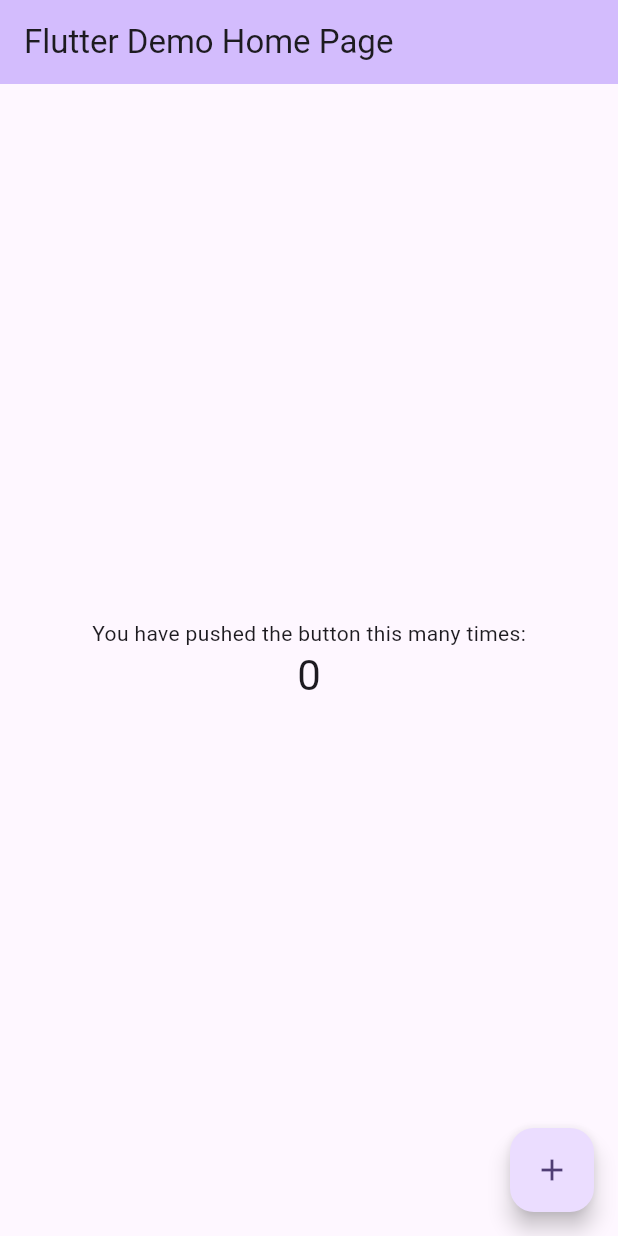
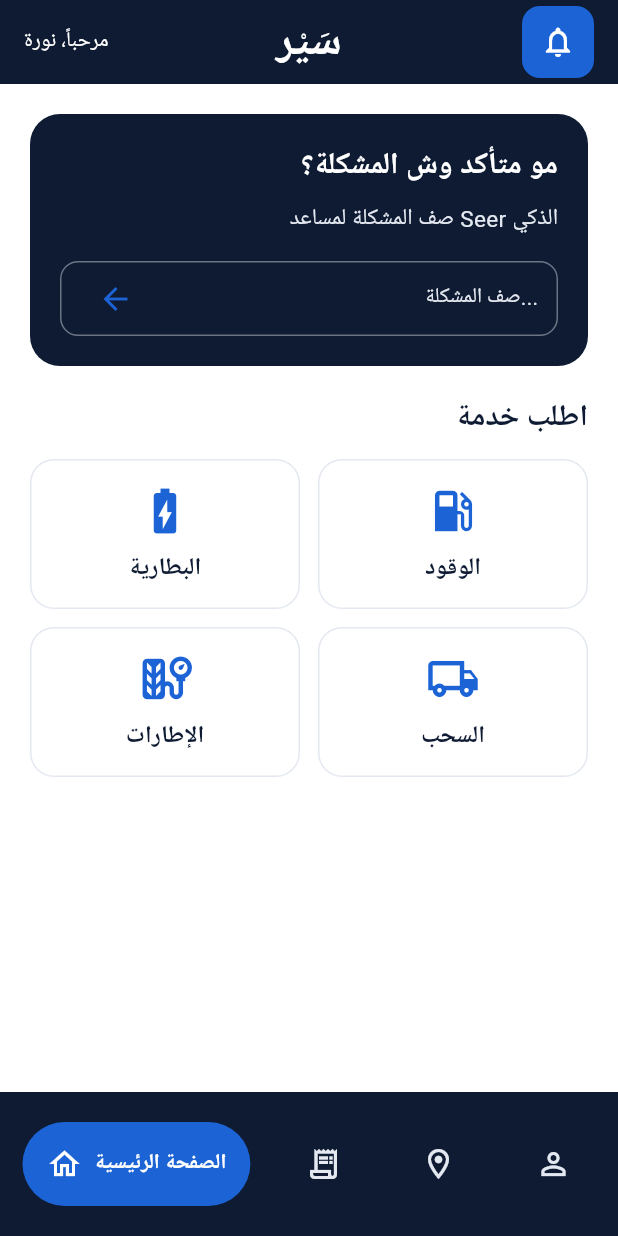
Before and after one commit to reemaz-1/Seer-, a Flutter app: the screen it shows after launch, on a phone screen of 412 x 824 dp. Run offline on Flutter 3.47's test engine with Material 3 defaults, Android fonts, the light colour scheme and no system bars; drawn by our look-alikes of google_nav_bar.

Commit message:
Builld customer navigatiion and initial home UI

```diff
--- a/lib/main.dart
+++ b/lib/main.dart
@@ -1,4 +1,5 @@
 import 'package:flutter/material.dart';
+import 'screens/Customer/customer_main.dart';
 
 void main() {
   runApp(const MyApp());
@@ -7,116 +8,11 @@ void main() {
 class MyApp extends StatelessWidget {
   const MyApp({super.key});
 
-  // This widget is the root of your application.
   @override
   Widget build(BuildContext context) {
     return MaterialApp(
-      title: 'Flutter Demo',
-      theme: ThemeData(
-        // This is the theme of your application.
-        //
-        // TRY THIS: Try running your application with "flutter run". You'll see
-        // the application has a purple toolbar. Then, without quitting the app,
-        // try changing the seedColor in the colorScheme below to Colors.green
-        // and then invoke "hot reload" (save your changes or press the "hot
-        // reload" button in a Flutter-supported IDE, or press "r" if you used
-        // the command line to start the app).
-        //
-        // Notice that the counter didn't reset back to zero; the application
-        // state is not lost during the reload. To reset the state, use hot
-        // restart instead.
-        //
-        // This works for code too, not just values: Most code changes can be
-        // tested with just a hot reload.
-        colorScheme: .fromSeed(seedColor: Colors.deepPurple),
-      ),
-      home: const MyHomePage(title: 'Flutter Demo Home Page'),
+      debugShowCheckedModeBanner: false,
+      home: const CustomerMain(),
     );
   }
 }
-
-class MyHomePage extends StatefulWidget {
-  const MyHomePage({super.key, required this.title});
-
-  // This widget is the home page of your application. It is stateful, meaning
-  // that it has a State object (defined below) that contains fields that affect
-  // how it looks.
-
-  // This class is the configuration for the state. It holds the values (in this
-  // case the title) provided by the parent (in this case the App widget) and
-  // used by the build method of the State. Fields in a Widget subclass are
-  // always marked "final".
-
-  final String title;
-
-  @override
-  State<MyHomePage> createState() => _MyHomePageState();
-}
-
-class _MyHomePageState extends State<MyHomePage> {
-  int _counter = 0;
-
-  void _incrementCounter() {
-    setState(() {
-      // This call to setState tells the Flutter framework that something has
-      // changed in this State, which causes it to rerun the build method below
-      // so that the display can reflect the updated values. If we changed
-      // _counter without calling setState(), then the build method would not be
-      // called again, and so nothing would appear to happen.
-      _counter++;
-    });
-  }
-
-  @override
-  Widget build(BuildContext context) {
-    // This method is rerun every time setState is called, for instance as done
-    // by the _incrementCounter method above.
-    //
-    // The Flutter framework has been optimized to make rerunning build methods
-    // fast, so that you can just rebuild anything that needs updating rather
-    // than having to individually change instances of widgets.
-    return Scaffold(
-      appBar: AppBar(
-        // TRY THIS: Try changing the color here to a specific color (to
-        // Colors.amber, perhaps?) and trigger a hot reload to see the AppBar
-        // change color while the other colors stay the same.
-        backgroundColor: Theme.of(context).colorScheme.inversePrimary,
-        // Here we take the value from the MyHomePage object that was created by
-        // the App.build method, and use it to set our appbar title.
-        title: Text(widget.title),
-      ),
-      body: Center(
-        // Center is a layout widget. It takes a single child and positions it
-        // in the middle of the parent.
-        child: Column(
-          // Column is also a layout widget. It takes a list of children and
-          // arranges them vertically. By default, it sizes itself to fit its
-          // children horizontally, and tries to be as tall as its parent.
-          //
-          // Column has various properties to control how it sizes itself and
-          // how it positions its children. Here we use mainAxisAlignment to
-          // center the children vertically; the main axis here is the vertical
-          // axis because Columns are vertical (the cross axis would be
-          // horizontal).
-          //
-          // TRY THIS: Invoke "debug painting" (choose the "Toggle Debug Paint"
-          // action in the IDE, or press "p" in the console), to see the
-          // wireframe for each widget.
-          mainAxisAlignment: .center,
-          children: [
-            const Text('You have pushed the button this many times:'),
-            Text(
-              '$_counter',
-              style: Theme.of(context).textTheme.headlineMedium,
-            ),
-          ],
-        ),
-      ),
-      floatingActionButton: FloatingActionButton(
-        onPressed: _incrementCounter,
-        tooltip: 'Increment',
-        child: const Icon(Icons.add),
-      ),
-    );
-  }
-}
--- /dev/null
+++ b/lib/screens/Customer/customer_main.dart
@@ -0,0 +1,124 @@
+import 'package:flutter/material.dart';
+import 'package:google_nav_bar/google_nav_bar.dart';
+import 'home.dart';
+
+class CustomerMain extends StatefulWidget {
+  const CustomerMain({Key? key}) : super(key: key);
+
+  @override
+  State<CustomerMain> createState() => _CustomerMainState();
+}
+
+class _CustomerMainState extends State<CustomerMain> {
+  int selectedIndex = 0;
+
+  @override
+  Widget build(BuildContext context) {
+    return Scaffold(
+
+backgroundColor: const Color(0xFFFFFFFF),
+body: const Home(),
+
+  //Upper Bar
+appBar: AppBar(
+  backgroundColor: const Color(0xFF0E1B33),
+  elevation: 0,
+  centerTitle: true,
+
+  // Left side
+  leadingWidth: 130,
+  leading: const Padding(
+    padding: EdgeInsets.only(left: 16),
+    child: Align(
+      alignment: Alignment.centerLeft,
+      child: Text(
+        'مرحباً، نورة',
+        style: TextStyle(
+          color: Colors.white,
+          fontSize: 14,
+          fontWeight: FontWeight.w500,
+        ),
+      ),
+    ),
+  ),
+
+  // Center
+  title: const Text(
+    'سَيْر',
+    style: TextStyle(
+      color: Colors.white,
+      fontSize: 30,
+      fontWeight: FontWeight.w700,
+      letterSpacing: 2.0,
+    ),
+  ),
+
+  // Right side
+  actions: [
+    Padding(
+      padding: const EdgeInsets.only(right: 16),
+      child: Container(
+        decoration: BoxDecoration(
+          color: const Color(0xFF1C63D6),
+          borderRadius: BorderRadius.circular(12),
+        ),
+        child: IconButton(
+          onPressed: () {},
+          icon: const Icon(
+            Icons.notifications_none,
+            color: Colors.white,
+          ),
+        ),
+      ),
+    ),
+  ],
+),
+
+
+
+      //Bottom Bar
+      bottomNavigationBar: Container(
+        color: const Color(0xFF0E1B33),
+        child: Padding(
+          padding: const EdgeInsets.symmetric(
+            horizontal: 15.0,
+            vertical: 20.0,
+          ),
+          child: GNav(
+            backgroundColor: Colors.transparent,
+            color: const Color(0xFFE4E8F0),
+            activeColor: Colors.white,
+            tabBackgroundColor: const Color(0xFF1C63D6),
+            padding: const EdgeInsets.all(16),
+            gap: 8,
+
+            onTabChange: (index) {
+              setState(() {
+                selectedIndex = index;
+              });
+            },
+
+            tabs: const [
+              GButton(
+                icon: Icons.home_outlined,
+                text: 'الصفحة الرئيسية',
+              ),
+              GButton(
+                icon: Icons.receipt_long_outlined,
+                text: 'الطلبات',
+              ),
+              GButton(
+                icon: Icons.location_on_outlined,
+                text: 'التتبع',
+              ),
+              GButton(
+                icon: Icons.person_outline,
+                text: 'الحساب',
+              ),
+            ],
+          ),
+        ),
+      ),
+    );
+  }
+}
--- /dev/null
+++ b/lib/screens/Customer/home.dart
@@ -0,0 +1,160 @@
+import 'package:flutter/material.dart';
+
+class Home extends StatelessWidget {
+  const Home({super.key});
+
+  static const services = [
+    {'name': 'البطارية', 'icon': Icons.battery_charging_full},
+    {'name': 'الوقود', 'icon': Icons.local_gas_station},
+    {'name': 'الإطارات', 'icon': Icons.tire_repair},
+    {'name': 'السحب', 'icon': Icons.local_shipping_outlined},
+  ];
+
+  @override
+  Widget build(BuildContext context) {
+    return Column(
+      children: [
+        // AI Card
+        Container(
+          margin: const EdgeInsets.all(20),
+          padding: const EdgeInsets.all(20),
+
+          decoration: BoxDecoration(
+            color: const Color(0xFF0E1B33),
+            borderRadius: BorderRadius.circular(20),
+          ),
+
+          child: Column(
+            crossAxisAlignment: CrossAxisAlignment.end,
+            children: [
+              const Text(
+                'مو متأكد وش المشكلة؟',
+                textAlign: TextAlign.right,
+                style: TextStyle(
+                  color: Colors.white,
+                  fontSize: 20,
+                  fontWeight: FontWeight.bold,
+                ),
+              ),
+
+              const SizedBox(height: 8),
+
+              const Text(
+                'صف المشكلة لمساعد Seer الذكي',
+                textAlign: TextAlign.right,
+                style: TextStyle(
+                  color: Color(0xFFE4E8F0),
+                  fontSize: 15,
+                ),
+              ),
+
+              const SizedBox(height: 18),
+
+              Container(
+                padding: const EdgeInsets.symmetric(horizontal: 12),
+
+                decoration: BoxDecoration(
+                  border: Border.all(
+                    color: const Color(0xFF6B7385),
+                  ),
+                  borderRadius: BorderRadius.circular(12),
+                ),
+
+                child: Row(
+                  textDirection: TextDirection.rtl,
+                  children: [
+                    const Expanded(
+                      child: Text(
+                        'صف المشكلة...',
+                        textAlign: TextAlign.right,
+                        style: TextStyle(
+                          color: Color(0xFFE4E8F0),
+                        ),
+                      ),
+                    ),
+
+                    IconButton(
+                      icon: const Icon(
+                        Icons.arrow_back,
+                        color: Color(0xFF1C63D6),
+                      ),
+                      onPressed: () {
+                        // Later: open the AI page
+                      },
+                    ),
+                  ],
+                ),
+              ),
+            ],
+          ),
+        ),
+
+        // Services
+        const Padding(
+          padding: EdgeInsets.symmetric(horizontal: 20),
+          child: Align(
+            alignment: Alignment.centerRight,
+            child: Text(
+              'اطلب خدمة',
+              style: TextStyle(
+                fontSize: 20,
+                fontWeight: FontWeight.bold,
+                color: Color(0xFF0E1B33),
+              ),
+            ),
+          ),
+        ),
+
+        const SizedBox(height: 12),
+
+        GridView.builder(
+          shrinkWrap: true,
+          physics: const NeverScrollableScrollPhysics(),
+          padding: const EdgeInsets.symmetric(horizontal: 20),
+          itemCount: services.length,
+
+          gridDelegate: const SliverGridDelegateWithFixedCrossAxisCount(
+            crossAxisCount: 2,
+            crossAxisSpacing: 12,
+            mainAxisSpacing: 12,
+            childAspectRatio: 1.8,
+          ),
+
+          itemBuilder: (context, index) {
+            return Container(
+              decoration: BoxDecoration(
+                color: const Color(0xFFFFFFFF),
+                border: Border.all(
+                  color: const Color(0xFFE4E8F0),
+                ),
+                borderRadius: BorderRadius.circular(16),
+              ),
+
+              child: Column(
+                mainAxisAlignment: MainAxisAlignment.center,
+                children: [
+                  Icon(
+                    services[index]['icon'] as IconData,
+                    size: 36,
+                    color: const Color(0xFF1C63D6),
+                  ),
+
+                  const SizedBox(height: 8),
+
+                  Text(
+                    services[index]['name'] as String,
+                    style: const TextStyle(
+                      fontSize: 16,
+                      fontWeight: FontWeight.w600,
+                      color: Color(0xFF0E1B33),
+                    ),
+                  ),
+                ],
+              ),
+            );
+          },
+        ),
+      ],
+    );
+  }
+}
--- a/pubspec.yaml
+++ b/pubspec.yaml
@@ -34,6 +34,7 @@ dependencies:
   # The following adds the Cupertino Icons font to your application.
   # Use with the CupertinoIcons class for iOS style icons.
   cupertino_icons: ^1.0.8
+  google_nav_bar: ^5.0.6
 
 dev_dependencies:
   flutter_test:
```
Also changed, not shown: pubspec.lock.
